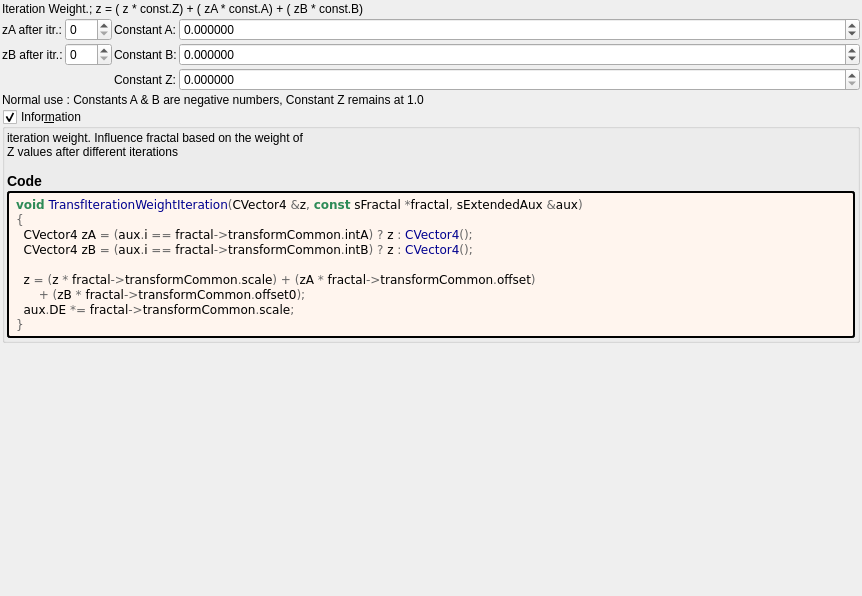
Old version of the form mandelbulber2/formula/ui/transf_iteration_weight.ui in the repository buddhi1980/mandelbulber2.
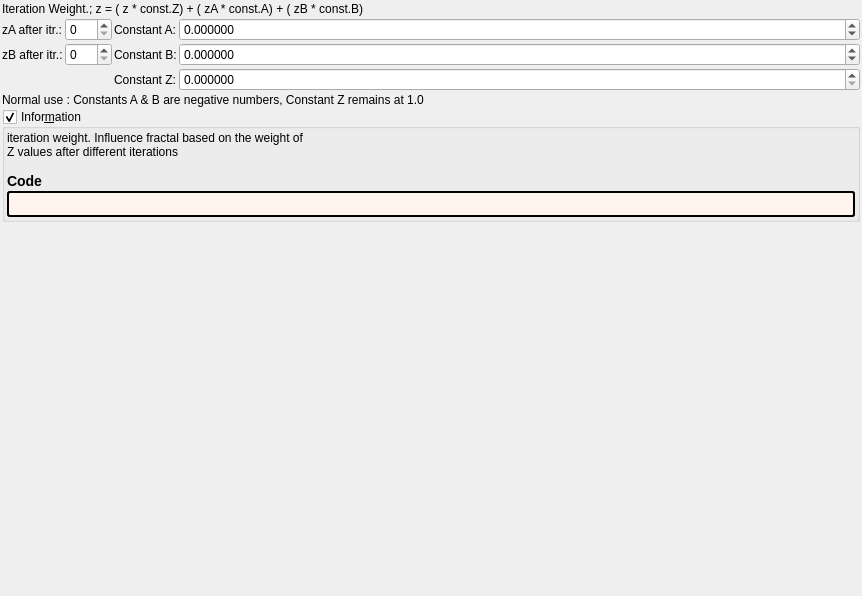
New version of the form. Custom widgets are drawn as their Qt base class.

What changed in the file:
```diff
--- a/mandelbulber2/formula/ui/transf_iteration_weight.ui
+++ b/mandelbulber2/formula/ui/transf_iteration_weight.ui
@@ -258,18 +258,7 @@
          <string notr="true">border-style: outset; border-width: 2px; border-radius: 3px; border-color: black; background-color: #fff5ee; padding: 4px;</string>
         </property>
         <property name="text">
-         <string notr="true">&lt;body style=&quot;background-color:#fff5ee&quot;&gt;
-&lt;pre style=&quot;color:#000000; background-color:#fff5ee;  font-family:'Courier New',monospace;&quot;&gt;&lt;span style=&quot;color:#2e8b57; font-weight:bold&quot;&gt;void&lt;/span&gt; &lt;span style=&quot;color:#00008f&quot;&gt;TransfIterationWeightIteration&lt;/span&gt;&lt;span style=&quot;color:#676767&quot;&gt;(&lt;/span&gt;CVector4 &lt;span style=&quot;color:#676767&quot;&gt;&amp;amp;&lt;/span&gt;z&lt;span style=&quot;color:#676767&quot;&gt;,&lt;/span&gt; &lt;span style=&quot;color:#2e8b57; font-weight:bold&quot;&gt;const&lt;/span&gt; sFractal &lt;span style=&quot;color:#676767&quot;&gt;*&lt;/span&gt;fractal&lt;span style=&quot;color:#676767&quot;&gt;,&lt;/span&gt; sExtendedAux &lt;span style=&quot;color:#676767&quot;&gt;&amp;amp;&lt;/span&gt;aux&lt;span style=&quot;color:#676767&quot;&gt;)&lt;/span&gt;
-&lt;span style=&quot;color:#676767&quot;&gt;{&lt;/span&gt;
-  CVector4 zA &lt;span style=&quot;color:#676767&quot;&gt;= (&lt;/span&gt;aux&lt;span style=&quot;color:#676767&quot;&gt;.&lt;/span&gt;i &lt;span style=&quot;color:#676767&quot;&gt;==&lt;/span&gt; fractal&lt;span style=&quot;color:#676767&quot;&gt;-&amp;gt;&lt;/span&gt;transformCommon&lt;span style=&quot;color:#676767&quot;&gt;.&lt;/span&gt;intA&lt;span style=&quot;color:#676767&quot;&gt;) ?&lt;/span&gt; z &lt;span style=&quot;color:#676767&quot;&gt;:&lt;/span&gt; &lt;span style=&quot;color:#00008f&quot;&gt;CVector4&lt;/span&gt;&lt;span style=&quot;color:#676767&quot;&gt;();&lt;/span&gt;
-  CVector4 zB &lt;span style=&quot;color:#676767&quot;&gt;= (&lt;/span&gt;aux&lt;span style=&quot;color:#676767&quot;&gt;.&lt;/span&gt;i &lt;span style=&quot;color:#676767&quot;&gt;==&lt;/span&gt; fractal&lt;span style=&quot;color:#676767&quot;&gt;-&amp;gt;&lt;/span&gt;transformCommon&lt;span style=&quot;color:#676767&quot;&gt;.&lt;/span&gt;intB&lt;span style=&quot;color:#676767&quot;&gt;) ?&lt;/span&gt; z &lt;span style=&quot;color:#676767&quot;&gt;:&lt;/span&gt; &lt;span style=&quot;color:#00008f&quot;&gt;CVector4&lt;/span&gt;&lt;span style=&quot;color:#676767&quot;&gt;();&lt;/span&gt;
-
-  z &lt;span style=&quot;color:#676767&quot;&gt;= (&lt;/span&gt;z &lt;span style=&quot;color:#676767&quot;&gt;*&lt;/span&gt; fractal&lt;span style=&quot;color:#676767&quot;&gt;-&amp;gt;&lt;/span&gt;transformCommon&lt;span style=&quot;color:#676767&quot;&gt;.&lt;/span&gt;scale&lt;span style=&quot;color:#676767&quot;&gt;) + (&lt;/span&gt;zA &lt;span style=&quot;color:#676767&quot;&gt;*&lt;/span&gt; fractal&lt;span style=&quot;color:#676767&quot;&gt;-&amp;gt;&lt;/span&gt;transformCommon&lt;span style=&quot;color:#676767&quot;&gt;.&lt;/span&gt;offset&lt;span style=&quot;color:#676767&quot;&gt;)&lt;/span&gt;
-      &lt;span style=&quot;color:#676767&quot;&gt;+ (&lt;/span&gt;zB &lt;span style=&quot;color:#676767&quot;&gt;*&lt;/span&gt; fractal&lt;span style=&quot;color:#676767&quot;&gt;-&amp;gt;&lt;/span&gt;transformCommon&lt;span style=&quot;color:#676767&quot;&gt;.&lt;/span&gt;offset0&lt;span style=&quot;color:#676767&quot;&gt;);&lt;/span&gt;
-  aux&lt;span style=&quot;color:#676767&quot;&gt;.&lt;/span&gt;DE &lt;span style=&quot;color:#676767&quot;&gt;*=&lt;/span&gt; fractal&lt;span style=&quot;color:#676767&quot;&gt;-&amp;gt;&lt;/span&gt;transformCommon&lt;span style=&quot;color:#676767&quot;&gt;.&lt;/span&gt;scale&lt;span style=&quot;color:#676767&quot;&gt;;&lt;/span&gt;
-&lt;span style=&quot;color:#676767&quot;&gt;}&lt;/span&gt;
-&lt;/pre&gt;
-&lt;/body&gt;</string>
+         <string notr="true"></string>
         </property>
         <property name="wordWrap">
          <bool>true</bool>
```
